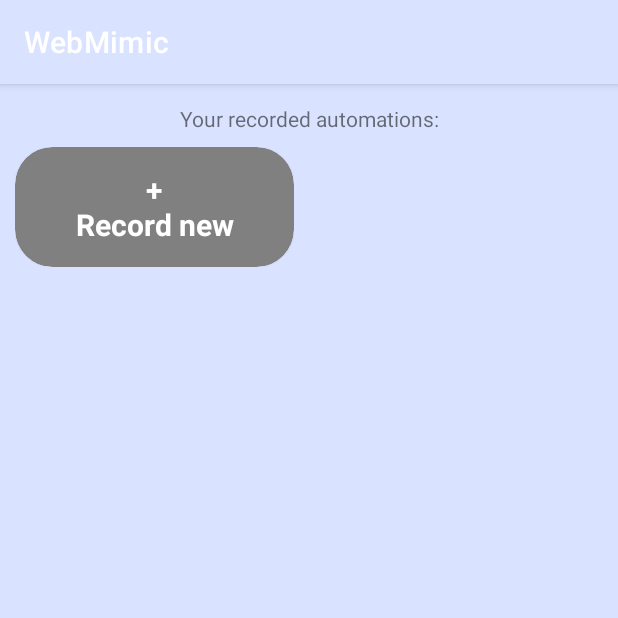
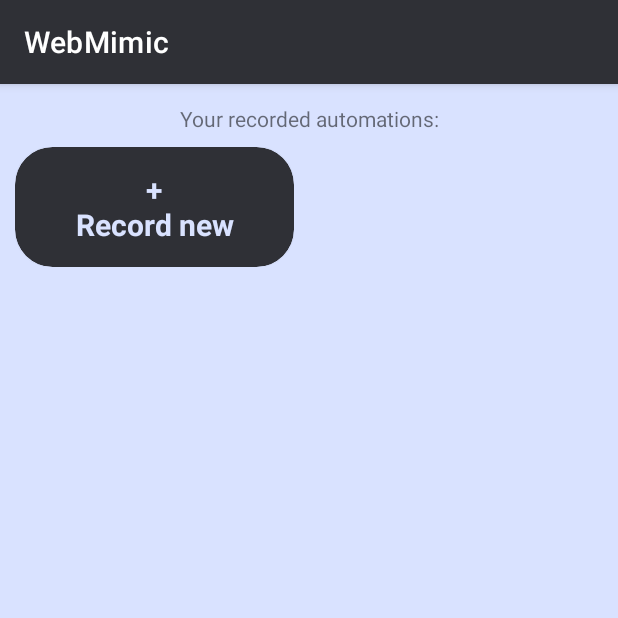
Before and after one commit to legendsayantan/WebMimic, an Android app: the screen it shows after launch (MainActivity), on a phone screen of 412 x 824 dp, the top half of it. Run offline under Robolectric (Android 15) with nearby library versions, the phone set to English and light mode, and no system bars.

Commit message:
improved ui (I think)

```diff
--- a/app/src/main/java/com/legendsayantan/autoweb/adapters/GridAdapter.java
+++ b/app/src/main/java/com/legendsayantan/autoweb/adapters/GridAdapter.java
@@ -13,6 +13,7 @@ import androidx.cardview.widget.CardView;
 
 import com.legendsayantan.autoweb.R;
 import com.legendsayantan.autoweb.interfaces.AutomationData;
+import com.legendsayantan.autoweb.workers.ColorParser;
 
 /**
  * @author legendsayantan
@@ -30,10 +31,12 @@ public class GridAdapter extends ArrayAdapter<AutomationData> {
         View returnView = inflater.inflate(R.layout.grid_item,  parent, false);
         TextView textView = returnView.findViewById(R.id.textView);
         CardView cardView = returnView.findViewById(R.id.cardView);
+        textView.setTextColor(ColorParser.getLight(activity));
         switch (getItem(position).color){
             case -1:
                 //set grey
-                cardView.setCardBackgroundColor(Color.parseColor("#808080"));
+                cardView.setCardBackgroundColor(ColorParser.getSecondary(activity));
+                textView.setTextColor(ColorParser.getPrimary(activity));
                 break;
             case 0:
                 //set dark red
--- /dev/null
+++ b/app/src/main/java/com/legendsayantan/autoweb/workers/ColorParser.java
@@ -0,0 +1,26 @@
+package com.legendsayantan.autoweb.workers;
+
+import android.app.Activity;
+import android.content.res.Configuration;
+
+import androidx.core.content.ContextCompat;
+
+import com.legendsayantan.autoweb.R;
+
+/**
+ * @author legendsayantan
+ */
+public class ColorParser {
+    public static int getPrimary(Activity activity){
+        return ContextCompat.getColor(activity, (activity.getResources().getConfiguration().uiMode & Configuration.UI_MODE_NIGHT_MASK) == Configuration.UI_MODE_NIGHT_YES ? R.color.ic_launcher_background : R.color.ic_launcher_foreground);
+    }
+    public static int getSecondary(Activity activity){
+        return ContextCompat.getColor(activity, (activity.getResources().getConfiguration().uiMode & Configuration.UI_MODE_NIGHT_MASK) != Configuration.UI_MODE_NIGHT_YES ? R.color.ic_launcher_background : R.color.ic_launcher_foreground);
+    }
+    public static int getLight(Activity activity){
+        return ContextCompat.getColor(activity,R.color.ic_launcher_foreground);
+    }
+    public static int getDark(Activity activity){
+        return ContextCompat.getColor(activity,R.color.ic_launcher_background);
+    }
+}
--- a/app/src/main/java/com/legendsayantan/autoweb/workers/WebDriver.java
+++ b/app/src/main/java/com/legendsayantan/autoweb/workers/WebDriver.java
@@ -62,7 +62,7 @@ public class WebDriver {
                 result.getType() == WebView.HitTestResult.SRC_ANCHOR_TYPE) {
 
             // Set the title for context menu
-            menu.setHeaderTitle("\t\t\t\t\t\t\t\t\t\t ◦ ◉ ⦿ Select Option ⦿ ◉ ◦ \t");
+            menu.setHeaderTitle("\t\t\t\t\tSelect Option ⦿ ◉ ◦ \t");
 
             // Add an item to the menu
             menu.add(0, 1, 0, " \t \t➤\t Copy URL")
```
Also changed, not shown: app/src/main/java/com/legendsayantan/autoweb/activities/ExecutorActivity.java (+5 -2 lines), app/src/main/java/com/legendsayantan/autoweb/activities/MainActivity.java (+37 -20 lines), app/src/main/java/com/legendsayantan/autoweb/activities/TrainerActivity.java (+15 -2 lines).
